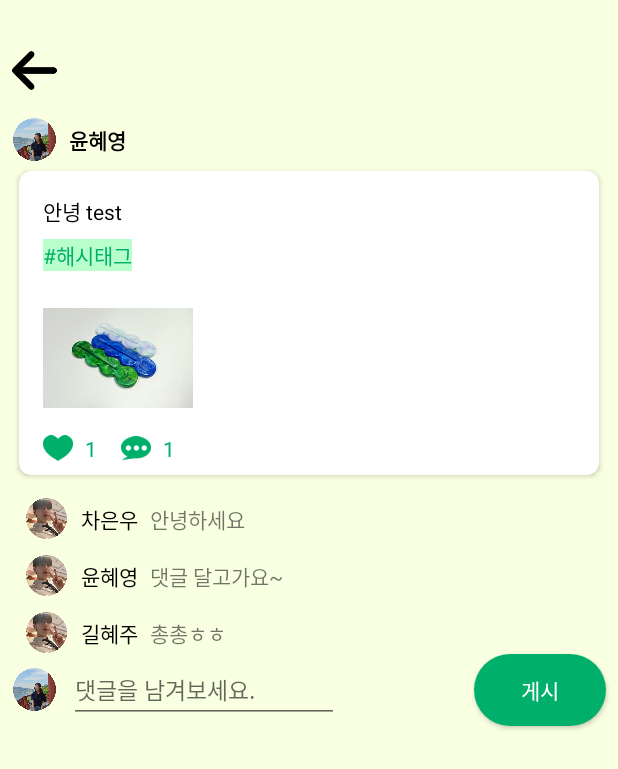
After one commit to bluedev-yu/Co-Echo, an Android app: the FeedDetail screen opened directly, with no data from a screen before it, on a phone screen of 412 x 824 dp. The commit adds this screen. Shown: the top 769 px of the screen. Run offline under Robolectric (Android 15) with nearby library versions, the light colour scheme and no system bars.

Commit message:
comment recyclerview, feeddetail added

```diff
--- /dev/null
+++ b/app/src/main/java/bluedev_yu/coecho/FeedDetail.kt
@@ -0,0 +1,37 @@
+package bluedev_yu.coecho
+
+import androidx.appcompat.app.AppCompatActivity
+import android.os.Bundle
+import android.widget.ImageView
+import androidx.recyclerview.widget.LinearLayoutManager
+import androidx.recyclerview.widget.RecyclerView
+import bluedev_yu.coecho.adapter.CommentAdapter
+import bluedev_yu.coecho.data.model.Comments
+
+class FeedDetail : AppCompatActivity() {
+    lateinit var arrow: ImageView
+    lateinit var rv_comments: RecyclerView
+
+    override fun onCreate(savedInstanceState: Bundle?) {
+        super.onCreate(savedInstanceState)
+        setContentView(R.layout.activity_feed_detail)
+
+        arrow = findViewById(R.id.iv_arrow)
+        arrow.setOnClickListener {
+            onBackPressed()
+        }
+
+        var commentList = arrayListOf(
+            Comments(null, "차은우", "안녕하세요"),
+            Comments(null, "윤혜영", "댓글 달고가요~"),
+            Comments(null, "길혜주", "총총ㅎㅎ")
+        )
+
+        rv_comments = findViewById(R.id.rv_comments)
+
+        rv_comments.layoutManager = LinearLayoutManager(this, LinearLayoutManager.VERTICAL, false)
+        rv_comments.setHasFixedSize(true)
+        rv_comments.adapter = CommentAdapter(commentList)
+
+    }
+}
--- a/app/src/main/java/bluedev_yu/coecho/Fragment/FragmentSNS.kt
+++ b/app/src/main/java/bluedev_yu/coecho/Fragment/FragmentSNS.kt
@@ -6,9 +6,11 @@ import androidx.fragment.app.Fragment
 import android.view.LayoutInflater
 import android.view.View
 import android.view.ViewGroup
+import android.widget.ImageView
+import androidx.cardview.widget.CardView
 import androidx.recyclerview.widget.LinearLayoutManager
 import androidx.recyclerview.widget.RecyclerView
-import bluedev_yu.coecho.FeedAdapter
+import bluedev_yu.coecho.adapter.FeedAdapter
 import bluedev_yu.coecho.data.model.Feeds
 import bluedev_yu.coecho.R
 import bluedev_yu.coecho.UploadFeed
@@ -32,6 +34,8 @@ class FragmentSNS : Fragment() {
 
     lateinit var rv_feed: RecyclerView
     lateinit var fab: ExtendedFloatingActionButton
+    lateinit var feed_cardview: CardView
+    lateinit var iv_profile: ImageView
 
     val feedList = arrayListOf(
         Feeds(null, null, null, "윤혜영", "안녕하세용", 22, 10, "#친환경")
@@ -67,6 +71,19 @@ class FragmentSNS : Fragment() {
             requireContext().startActivity(intent)
         }
 
+//        // 프로필 선택시 그 사람 페이지
+//        iv_profile = view.findViewById(R.id.iv_profile)
+//        iv_profile.setOnClickListener {
+//            //그 사람 페이지 프래그먼트 띄우기
+//            Toast.makeText(requireContext(), "선택 제대로 됐음", Toast.LENGTH_SHORT).show()
+//        }
+//
+//        // 카드뷰 선택시 피드 상세 페이지 띄우기
+//        feed_cardview = view.findViewById(R.id.feed_cardview)
+//        feed_cardview.setOnClickListener {
+//            Toast.makeText(requireContext(), "선택 제대로 됐음", Toast.LENGTH_SHORT).show()
+//        }
+
         return view
     }
 
@@ -82,7 +99,7 @@ class FragmentSNS : Fragment() {
         // TODO: Rename and change types and number of parameters
         @JvmStatic
         fun newInstance(param1: String, param2: String) =
-            FragmentMap().apply {
+            FragmentSNS().apply {
                 arguments = Bundle().apply {
                     putString(ARG_PARAM1, param1)
                     putString(ARG_PARAM2, param2)
--- /dev/null
+++ b/app/src/main/java/bluedev_yu/coecho/adapter/CommentAdapter.kt
@@ -0,0 +1,33 @@
+package bluedev_yu.coecho.adapter
+
+import android.view.LayoutInflater
+import android.view.View
+import android.view.ViewGroup
+import android.widget.TextView
+import androidx.recyclerview.widget.RecyclerView
+import bluedev_yu.coecho.R
+import bluedev_yu.coecho.data.model.Comments
+
+class CommentAdapter(val commentList: ArrayList<Comments>): RecyclerView.Adapter<CommentAdapter.CustomViewHolder>(){
+
+    override fun onCreateViewHolder(parent: ViewGroup, viewType: Int): CommentAdapter.CustomViewHolder {
+        val view = LayoutInflater.from(parent.context).inflate(R.layout.list_comment, parent, false)
+        return CustomViewHolder(view)
+    }
+
+    override fun onBindViewHolder(holder: CommentAdapter.CustomViewHolder, position: Int) {
+        holder.userId.text = commentList.get(position).userId
+        holder.comment.text = commentList.get(position).comment
+    }
+
+    override fun getItemCount(): Int {
+return commentList.size
+    }
+
+    class CustomViewHolder(itemView: View): RecyclerView.ViewHolder(itemView){
+        //var profileImgUrl: String? = null,
+        var userId = itemView.findViewById<TextView>(R.id.tv_commentUserId) //댓글단 사람 아이디
+        var comment = itemView.findViewById<TextView>(R.id.tv_commentText) //댓글 내용
+    }
+
+}
--- a/app/src/main/java/bluedev_yu/coecho/FeedAdapter.kt
+++ b/app/src/main/java/bluedev_yu/coecho/adapter/FeedAdapter.kt
@@ -1,21 +1,26 @@
-package bluedev_yu.coecho
+package bluedev_yu.coecho.adapter
 
+import android.content.Intent
 import android.view.LayoutInflater
 import android.view.View
 import android.view.ViewGroup
 import android.widget.TextView
+import androidx.cardview.widget.CardView
+import androidx.core.content.ContextCompat
 import androidx.recyclerview.widget.RecyclerView
+import bluedev_yu.coecho.FeedDetail
+import bluedev_yu.coecho.R
 import bluedev_yu.coecho.data.model.Feeds
 
 
 class FeedAdapter(val feedList: ArrayList<Feeds>) : RecyclerView.Adapter<FeedAdapter.CustomViewHolder>(){
 
-    override fun onCreateViewHolder(parent: ViewGroup, viewType: Int): FeedAdapter.CustomViewHolder {
+    override fun onCreateViewHolder(parent: ViewGroup, viewType: Int): CustomViewHolder {
         val view = LayoutInflater.from(parent.context).inflate(R.layout.list_item, parent, false)
         return CustomViewHolder(view)
     }
 
-    override fun onBindViewHolder(holder: FeedAdapter.CustomViewHolder, position: Int) {
+    override fun onBindViewHolder(holder: CustomViewHolder, position: Int) {
         //holder.profileImgUrl.setImageResource(feedList.get(position).profileImgUrl)
         holder.userId.text = feedList.get(position).userId
         holder.content.text = feedList.get(position).content
@@ -23,7 +28,12 @@ class FeedAdapter(val feedList: ArrayList<Feeds>) : RecyclerView.Adapter<FeedAda
         //holder.feedImgUrl.setImageResource(feedList.get(position).feedImgUrl)
         holder.likeCnt.text = feedList.get(position).likeCnt.toString()
         holder.commentCnt.text = feedList.get(position).commentCnt.toString()
+        holder.feedCardView.setOnClickListener {
+            val intent = Intent(holder.itemView?.context, FeedDetail::class.java)
+            ContextCompat.startActivity(holder.itemView?.context, intent, null)
+        }
     }
+
 
     override fun getItemCount(): Int {
         return feedList.size
@@ -37,6 +47,9 @@ class FeedAdapter(val feedList: ArrayList<Feeds>) : RecyclerView.Adapter<FeedAda
         //var feedImgUrl = itemView.findViewById<ImageView>(R.id.iv_image) //피드 이미지
         var likeCnt = itemView.findViewById<TextView>(R.id.tv_like) //좋아요 수
         var commentCnt = itemView.findViewById<TextView>(R.id.tv_comment) //댓글 수
+
+        var feedCardView = itemView.findViewById<CardView>(R.id.feed_cardview) //피드 카드뷰
     }
 
+
 }
--- a/app/src/main/java/bluedev_yu/coecho/FragmentAdapter.kt
+++ b/app/src/main/java/bluedev_yu/coecho/adapter/FragmentAdapter.kt
@@ -1,4 +1,4 @@
-package bluedev_yu.coecho
+package bluedev_yu.coecho.adapter
 
 import androidx.fragment.app.Fragment
 import androidx.fragment.app.FragmentManager
--- /dev/null
+++ b/app/src/main/java/bluedev_yu/coecho/data/model/Comments.kt
@@ -0,0 +1,7 @@
+package bluedev_yu.coecho.data.model
+
+class Comments(
+    var profileImgUrl: String? = null,
+    var userId: String? = null,
+    var comment: String? = null
+)
--- /dev/null
+++ b/app/src/main/res/layout/activity_feed_detail.xml
@@ -0,0 +1,75 @@
+<?xml version="1.0" encoding="utf-8"?>
+<FrameLayout xmlns:android="http://schemas.android.com/apk/res/android"
+    xmlns:app="http://schemas.android.com/apk/res-auto"
+    xmlns:tools="http://schemas.android.com/tools"
+    android:layout_width="match_parent"
+    android:layout_height="match_parent">
+
+    <androidx.constraintlayout.widget.ConstraintLayout
+        android:layout_width="match_parent"
+        android:layout_height="match_parent"
+        android:background="@color/CoEcho_mainBackground">
+
+        <ImageView
+            android:id="@+id/iv_arrow"
+            android:layout_width="30dp"
+            android:layout_height="30dp"
+            android:layout_marginStart="8dp"
+            android:layout_marginTop="32dp"
+            app:layout_constraintStart_toStartOf="parent"
+            app:layout_constraintTop_toTopOf="parent"
+            app:srcCompat="@drawable/arrow" />
+
+        <include
+            android:id="@+id/include"
+            layout="@layout/list_item"
+            android:layout_width="match_parent"
+            android:layout_height="wrap_content"
+            app:layout_constraintTop_toBottomOf="@+id/iv_arrow" />
+
+        <androidx.recyclerview.widget.RecyclerView
+            android:id="@+id/rv_comments"
+            android:layout_width="match_parent"
+            android:layout_height="wrap_content"
+            android:layout_marginStart="8dp"
+            app:layout_constraintStart_toStartOf="@+id/include"
+            app:layout_constraintTop_toBottomOf="@+id/include" />
+
+        <ImageView
+            android:id="@+id/imageView2"
+            android:layout_width="30dp"
+            android:layout_height="30dp"
+            android:layout_marginTop="8dp"
+            android:src="@drawable/woman1"
+            app:layout_constraintStart_toStartOf="@+id/rv_comments"
+            app:layout_constraintTop_toBottomOf="@+id/rv_comments" />
+
+        <EditText
+            android:id="@+id/editTextTextPersonName"
+            android:layout_width="wrap_content"
+            android:layout_height="wrap_content"
+            android:layout_marginStart="8dp"
+            android:ems="10"
+            android:hint="댓글을 남겨보세요."
+            android:textColor="@color/black"
+            android:textSize="15dp"
+            android:inputType="textPersonName"
+            app:layout_constraintBottom_toBottomOf="@+id/imageView2"
+            app:layout_constraintStart_toEndOf="@+id/imageView2"
+            app:layout_constraintTop_toTopOf="@+id/imageView2" />
+
+        <Button
+            android:id="@+id/btn_uploadComment"
+            android:layout_width="wrap_content"
+            android:layout_height="wrap_content"
+            android:layout_marginEnd="8dp"
+            android:text="게시"
+            android:textColor="@color/white"
+            android:background="@drawable/buttom_design"
+            app:layout_constraintBottom_toBottomOf="@+id/imageView2"
+            app:layout_constraintEnd_toEndOf="@+id/include"
+            app:layout_constraintTop_toTopOf="@+id/imageView2" />
+
+
+    </androidx.constraintlayout.widget.ConstraintLayout>
+</FrameLayout>
--- a/app/src/main/res/layout/fragment_my_page.xml
+++ b/app/src/main/res/layout/fragment_my_page.xml
@@ -124,8 +124,8 @@
             android:layout_width="match_parent"
             android:layout_height="0dp"
             android:layout_weight="7"
-            android:orientation="vertical"
-            android:background="@drawable/mypage_background">
+            android:background="@drawable/mypage_background"
+            android:orientation="vertical">
 
             <!--
                         <Button
@@ -139,19 +139,17 @@
                 android:id="@+id/MyPageTabs"
                 android:layout_width="match_parent"
                 android:layout_height="40dp"
+                android:background="#00000000"
+                app:tabIndicatorColor="#00B06A"
                 app:tabIndicatorFullWidth="false"
-                app:tabIndicatorColor="#00B06A"
-                app:tabSelectedTextColor="#00B06A"
-                android:background="#00000000"
+                app:tabMode="fixed"
 
-                app:tabMode="fixed">
-            </com.google.android.material.tabs.TabLayout>
+                app:tabSelectedTextColor="#00B06A"></com.google.android.material.tabs.TabLayout>
 
             <androidx.viewpager.widget.ViewPager
+                android:id="@+id/viewPager"
                 android:layout_width="match_parent"
-                android:layout_height="match_parent"
-                android:id="@+id/viewPager">
-            </androidx.viewpager.widget.ViewPager>
+                android:layout_height="match_parent"></androidx.viewpager.widget.ViewPager>
 
         </LinearLayout>
 
--- /dev/null
+++ b/app/src/main/res/layout/list_comment.xml
@@ -0,0 +1,37 @@
+<?xml version="1.0" encoding="utf-8"?>
+<androidx.constraintlayout.widget.ConstraintLayout xmlns:android="http://schemas.android.com/apk/res/android"
+    xmlns:app="http://schemas.android.com/apk/res-auto"
+    android:layout_width="match_parent"
+    android:layout_height="wrap_content">
+
+    <ImageView
+        android:id="@+id/imageView"
+        android:layout_width="30dp"
+        android:layout_height="30dp"
+        android:layout_marginStart="8dp"
+        android:layout_marginTop="8dp"
+        app:layout_constraintStart_toStartOf="parent"
+        app:layout_constraintTop_toTopOf="parent"
+        app:srcCompat="@drawable/man1" />
+
+    <TextView
+        android:id="@+id/tv_commentUserId"
+        android:layout_width="wrap_content"
+        android:layout_height="wrap_content"
+        android:layout_marginStart="8dp"
+        android:text="차은우"
+        android:textColor="@color/black"
+        app:layout_constraintBottom_toBottomOf="@+id/imageView"
+        app:layout_constraintStart_toEndOf="@+id/imageView"
+        app:layout_constraintTop_toTopOf="@+id/imageView" />
+
+    <TextView
+        android:id="@+id/tv_commentText"
+        android:layout_width="wrap_content"
+        android:layout_height="wrap_content"
+        android:layout_marginStart="8dp"
+        android:text="댓글 달고 갑니다~ 총총~~"
+        app:layout_constraintBottom_toBottomOf="@+id/tv_commentUserId"
+        app:layout_constraintStart_toEndOf="@+id/tv_commentUserId"
+        app:layout_constraintTop_toTopOf="@+id/tv_commentUserId" />
+</androidx.constraintlayout.widget.ConstraintLayout>
--- a/app/src/main/res/layout/list_item.xml
+++ b/app/src/main/res/layout/list_item.xml
@@ -41,6 +41,7 @@
         </androidx.constraintlayout.widget.ConstraintLayout>
 
         <androidx.cardview.widget.CardView
+            android:id="@+id/feed_cardview"
             android:layout_width="match_parent"
             android:layout_height="match_parent"
             android:layout_marginLeft="8dp"
@@ -53,10 +54,10 @@
             <androidx.constraintlayout.widget.ConstraintLayout
                 android:layout_width="match_parent"
                 android:layout_height="wrap_content"
+                android:layout_marginLeft="8dp"
+                android:layout_marginRight="8dp"
                 android:paddingTop="8dp"
-                android:paddingBottom="8dp"
-                android:layout_marginLeft="8dp"
-                android:layout_marginRight="8dp">
+                android:paddingBottom="8dp">
 
                 <TextView
                     android:id="@+id/tv_comment"
--- a/app/src/main/res/values/strings.xml
+++ b/app/src/main/res/values/strings.xml
@@ -13,7 +13,7 @@
     <string name="invalid_password">Password must be >5 characters</string>
     <string name="login_failed">"Login failed"</string>
 
-    <!--    <string name="default_web_client_id">741116606261-4ookp5a3r988dmo817qfqk9ubclt2jos.apps.googleusercontent.com</string>-->
+    <string name="default_web_client_id">741116606261-4ookp5a3r988dmo817qfqk9ubclt2jos.apps.googleusercontent.com</string>
 
     <!-- 로그인 -->
     <string name="signin_email">회원가입 및 이메일</string>
```
Also changed, not shown: app/src/main/AndroidManifest.xml (+7 -9 lines), app/src/main/java/bluedev_yu/coecho/Fragment/FragmentMyPage.kt (+2 -20 lines).
